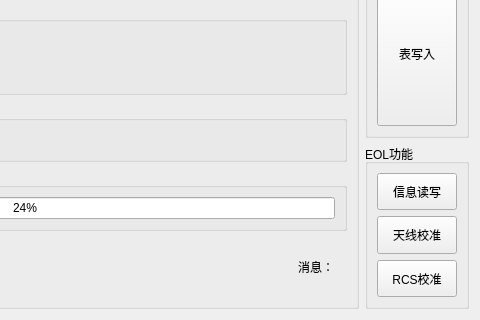
aron566/EOL_CAN_Tool, file eol_window/eol_window.ui: the form before one commit; both pictures show x 320 to 800 and y 381 to 701 of the 800 by 701 pixel window.
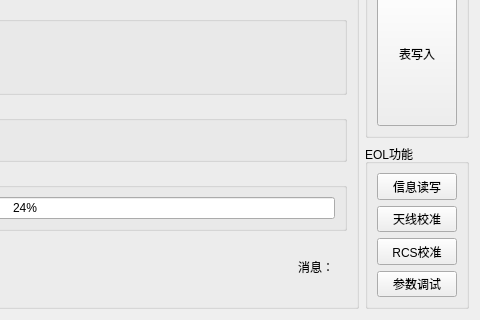
The form after the commit.

What changed in the file:
```diff
--- a/eol_window/eol_window.ui
+++ b/eol_window/eol_window.ui
@@ -531,6 +531,13 @@
           </property>
          </widget>
         </item>
+        <item>
+         <widget class="QPushButton" name="debug_pushButton">
+          <property name="text">
+           <string>参数调试</string>
+          </property>
+         </widget>
+        </item>
        </layout>
       </item>
      </layout>
```
